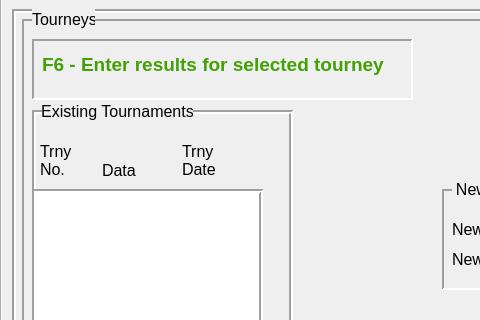
Qt form CribbageQt/UI/CribbageQt.ui (mwycombe/CribbageQt) before a commit; both pictures show x 0 to 480 and y 252 to 572 of the 1114 by 915 pixel window.
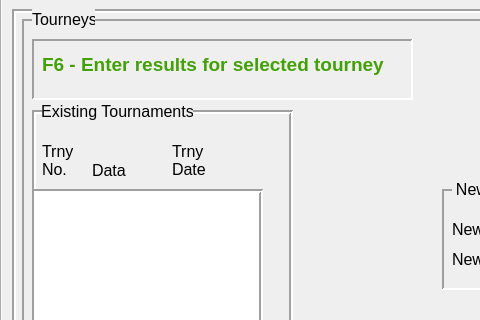
The same form after that commit.

```diff
--- a/CribbageQt/UI/CribbageQt.ui
+++ b/CribbageQt/UI/CribbageQt.ui
@@ -816,7 +816,7 @@
         <widget class="QLabel" name="trnyNoHdr">
          <property name="geometry">
           <rect>
-           <x>8</x>
+           <x>10</x>
            <y>30</y>
            <width>41</width>
            <height>41</height>
@@ -832,7 +832,7 @@
         <widget class="QLabel" name="trnyDataHdr">
          <property name="geometry">
           <rect>
-           <x>70</x>
+           <x>60</x>
            <y>50</y>
            <width>41</width>
            <height>20</height>
@@ -845,7 +845,7 @@
         <widget class="QLabel" name="trnyDateHdr">
          <property name="geometry">
           <rect>
-           <x>150</x>
+           <x>140</x>
            <y>30</y>
            <width>41</width>
            <height>41</height>
```
